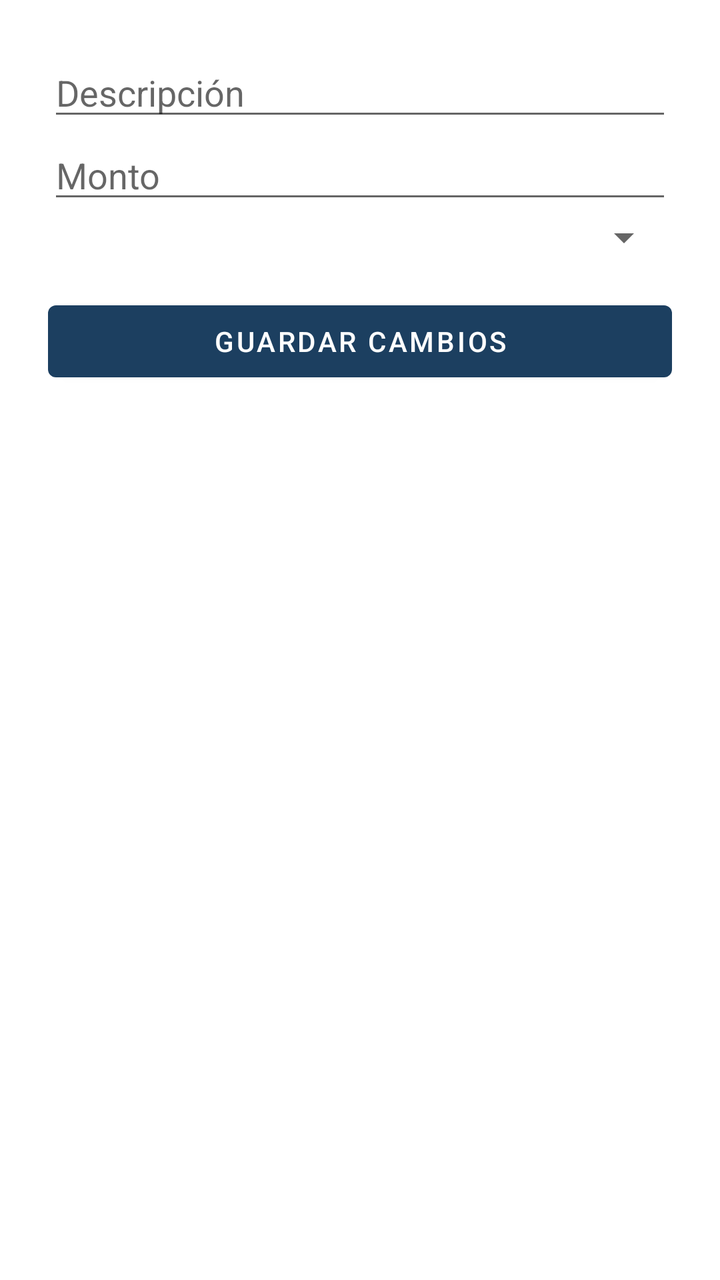
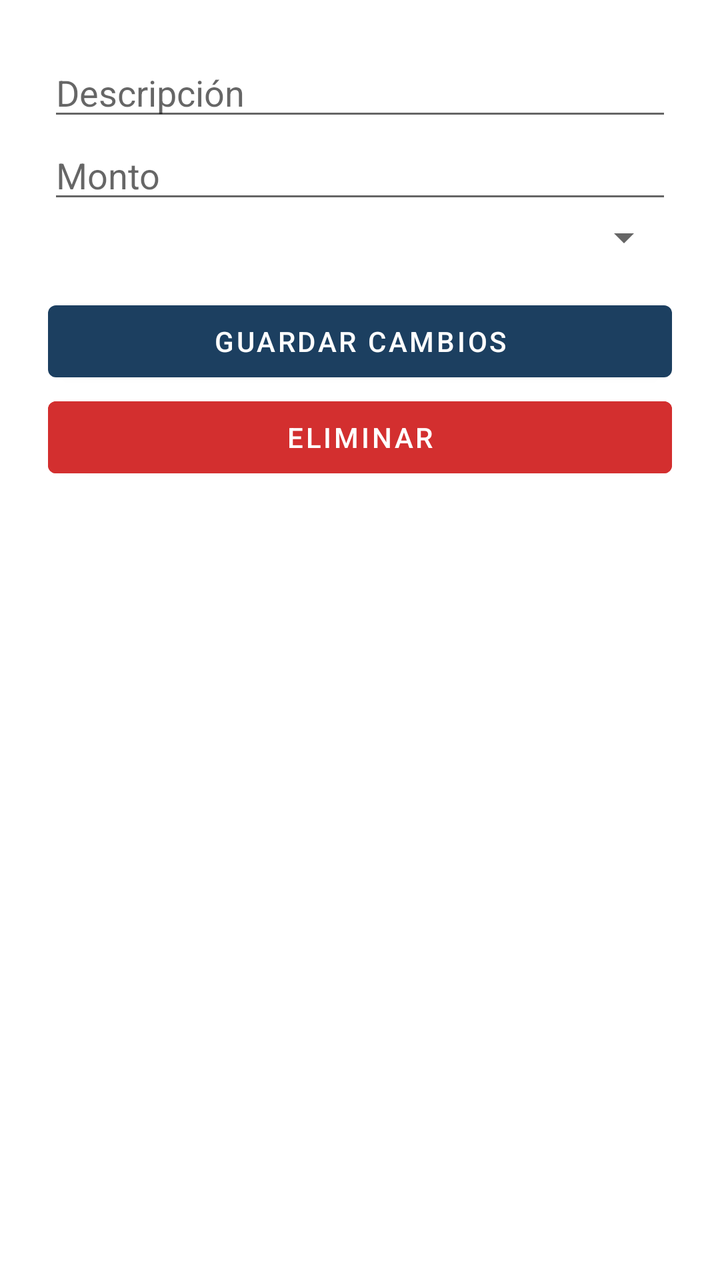

The first picture is an Android layout as it rendered before a commit; the second is the same layout after the commit. The layout source and the unified diff follow.
<!-- AndroidManifest.xml: application theme Theme.Parcial1amacn4avfiordaliso -->
<!-- res/layout/activity_editar_movimiento.xml -->
<LinearLayout xmlns:android="http://schemas.android.com/apk/res/android"
    android:padding="24dp"
    android:orientation="vertical"
    android:layout_width="match_parent"
    android:layout_height="match_parent">

    <EditText
        android:id="@+id/etDescripcion"
        android:layout_width="match_parent"
        android:layout_height="wrap_content"
        android:hint="Descripción" />

    <EditText
        android:id="@+id/etMonto"
        android:layout_width="match_parent"
        android:layout_height="wrap_content"
        android:hint="Monto"
        android:inputType="numberDecimal" />

    <Spinner
        android:id="@+id/spinnerTipo"
        android:layout_width="match_parent"
        android:layout_height="wrap_content" />

    <Button
        android:id="@+id/btnGuardar"
        android:layout_width="match_parent"
        android:layout_height="wrap_content"
        android:text="Guardar cambios"
        android:layout_marginTop="16dp"/>
</LinearLayout>
<!-- resources referenced by this layout -->
<resources>
  <style name="Theme.Parcial1amacn4avfiordaliso" parent="Theme.MaterialComponents.DayNight.NoActionBar">
          <item name="colorPrimary">@color/colorPrimary</item>
          <item name="colorPrimaryVariant">@color/colorPrimaryVariant</item>
          <item name="colorOnPrimary">@color/white</item>
  
          <item name="colorSecondary">@color/colorAccent</item>
          <item name="colorOnSecondary">@color/black</item>
  
          <item name="android:colorBackground">@color/white</item>
          <item name="colorOnBackground">@color/black</item>
      </style>
  <color name="colorPrimary">#1C3F60</color>
  <color name="colorPrimaryVariant">#14493E</color>
  <color name="white">#FFFFFFFF</color>
  <color name="colorAccent">#C9A44C</color>
  <color name="black">#FF000000</color>
</resources>

<!-- the commit's change to res/layout/activity_editar_movimiento.xml (unified diff, before → after) -->
@@ -28,4 +28,13 @@
         android:layout_height="wrap_content"
         android:text="Guardar cambios"
         android:layout_marginTop="16dp"/>
+
+    <Button
+        android:id="@+id/btnEliminar"
+        android:text="Eliminar"
+        android:textColor="@color/white"
+        android:layout_width="match_parent"
+        android:layout_height="wrap_content"
+        android:backgroundTint="@color/Eliminar"/>
+
 </LinearLayout>
<!-- resource entries referenced after the edit -->
@@ -1,5 +1,6 @@
 <!-- resources referenced by this layout -->
 <resources>
+  <color name="Eliminar">#D32F2F</color>
   <style name="Theme.Parcial1amacn4avfiordaliso" parent="Theme.MaterialComponents.DayNight.NoActionBar">
           <item name="colorPrimary">@color/colorPrimary</item>
           <item name="colorPrimaryVariant">@color/colorPrimaryVariant</item>
